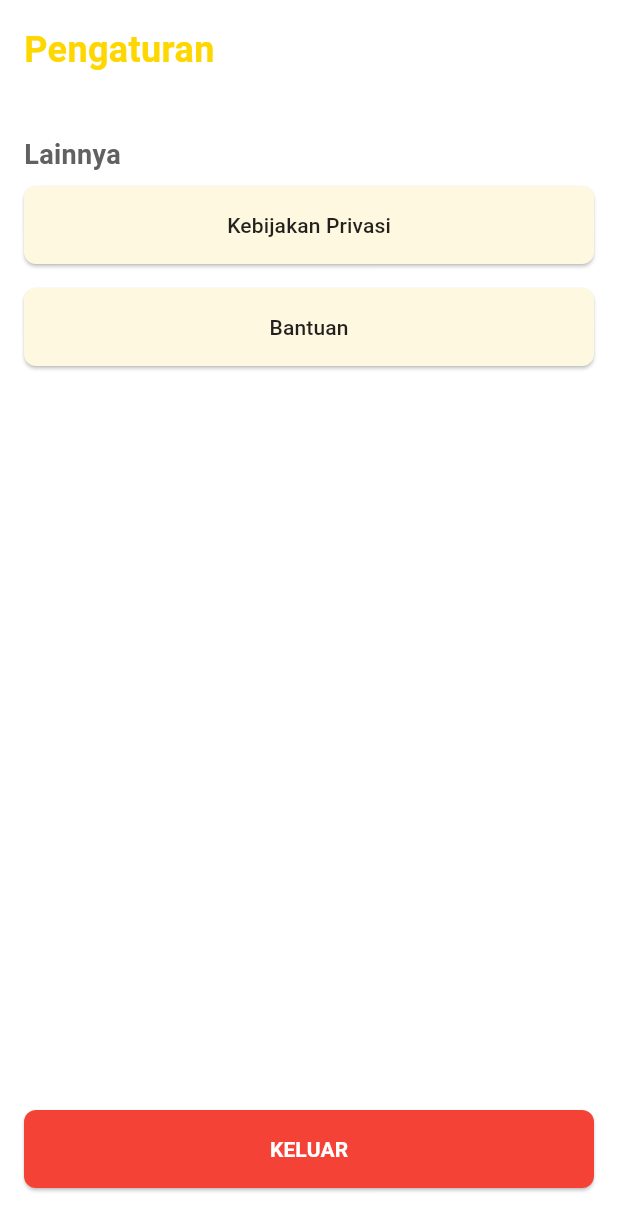
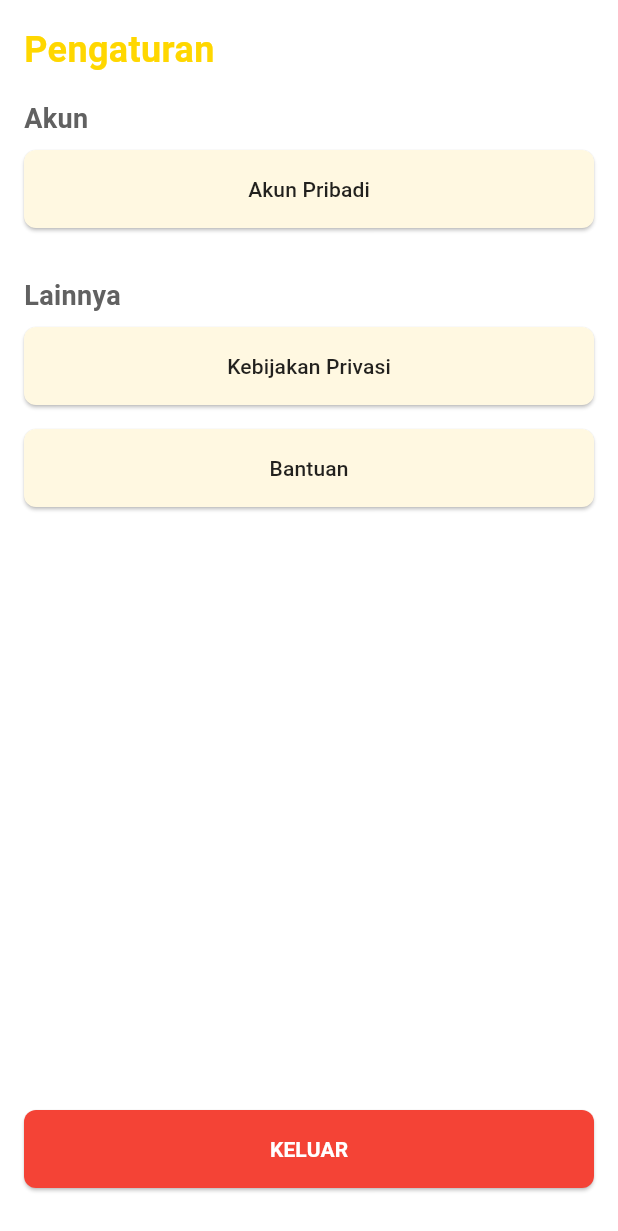
Before and after one commit to Agta01/mobile_dosen, a Flutter app: the SettingsPage screen opened directly, on a phone screen of 412 x 824 dp. Shown: the top 1231 px of the screen. Run offline on Flutter 3.47's test engine with Material 3 defaults, Android fonts, the light colour scheme and no system bars; our stand-ins replace fl_chart, shared_preferences; accounts and stored records are empty; network calls fail.

Commit message:
progress penyempurnaan dashboard

```diff
--- a/lib/login.dart
+++ b/lib/login.dart
@@ -42,7 +42,7 @@ class _LoginPageState extends State<LoginPage> {
         );
       }
     } catch (e) {
-      print('Login gagal: Masukkan Password atau Username Yang Benar');
+      print('Login gagal: ');
       // Show SnackBar with a red background color
       ScaffoldMessenger.of(context).showSnackBar(
         SnackBar(
--- a/lib/mahasiswa/competency_page.dart
+++ b/lib/mahasiswa/competency_page.dart
@@ -38,7 +38,7 @@ class _CompetencyPageState extends State<CompetencyPage> {
       context: context,
       builder: (BuildContext context) {
         return AlertDialog(
-          title: Text('Detail Kompetensi'),
+          title: Text('Detail Kompen'),
           content: Column(
             mainAxisSize: MainAxisSize.min,
             crossAxisAlignment: CrossAxisAlignment.start,
--- a/lib/mahasiswa/settings_page.dart
+++ b/lib/mahasiswa/settings_page.dart
@@ -29,19 +29,19 @@ class SettingsPage extends StatelessWidget {
                 child: Column(
                   crossAxisAlignment: CrossAxisAlignment.start,
                   children: [
-                    // Text(
-                    //   'Akun',
-                    //   style: TextStyle(
-                    //     fontSize: 18.0,
-                    //     fontWeight: FontWeight.bold,
-                    //     color: Colors.grey[700],
-                    //   ),
-                    // ),
-                    // SizedBox(height: 8.0),
-                    // _buildSettingsButton(
-                    //   'Akun Pribadi',
-                    //   () {},
-                    // ),
+                    Text(
+                      'Akun',
+                      style: TextStyle(
+                        fontSize: 18.0,
+                        fontWeight: FontWeight.bold,
+                        color: Colors.grey[700],
+                      ),
+                    ),
+                    SizedBox(height: 8.0),
+                    _buildSettingsButton(
+                      'Akun Pribadi',
+                      () {},
+                    ),
                     SizedBox(height: 24.0),
                     Text(
                       'Lainnya',
```
